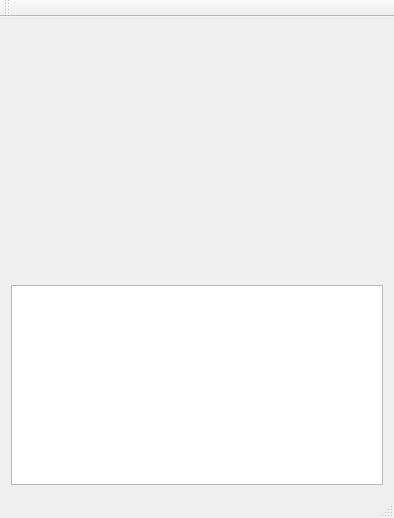
Above: mainwindow.ui from alifahrri/robosoccer-trajectory before the change. Below: the same form after it.
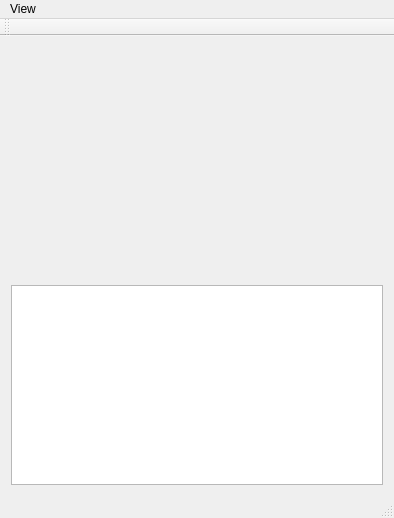
That is the form after the change. Custom widgets are drawn as their Qt base class.

Diff of the .ui file:
```diff
--- a/mainwindow.ui
+++ b/mainwindow.ui
@@ -45,6 +45,13 @@
      <height>22</height>
     </rect>
    </property>
+   <widget class="QMenu" name="menuView">
+    <property name="title">
+     <string>View</string>
+    </property>
+    <addaction name="actionDialog"/>
+   </widget>
+   <addaction name="menuView"/>
   </widget>
   <widget class="QToolBar" name="mainToolBar">
    <attribute name="toolBarArea">
```
Left out of the diff: 11 changed lines with no effect on the pictures.
